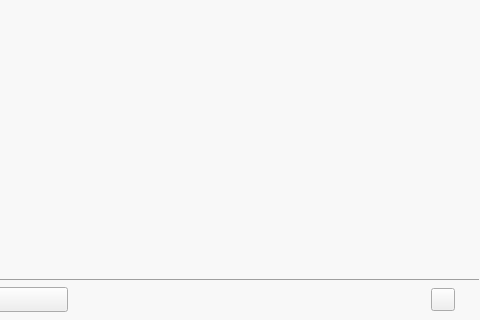
First picture: the form in TTKModule/TTKWidget/downloadUiKits/downloadapplication.ui, repository Greedysky/TTKDownloader, before the edit; both pictures show x 370 to 850 and y 230 to 550 of the 850 by 550 pixel window.
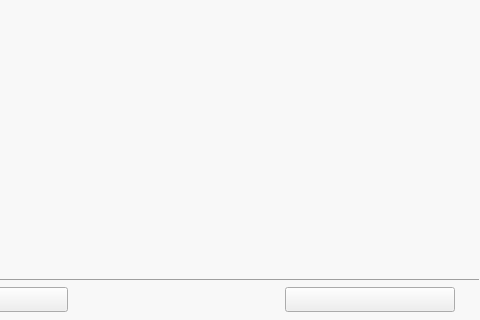
Second picture: the form after the edit. Custom widgets are drawn as their Qt base class.

Commit message: Add download label widget[201322]

```diff
--- a/TTKModule/TTKWidget/downloadUiKits/downloadapplication.ui
+++ b/TTKModule/TTKWidget/downloadUiKits/downloadapplication.ui
@@ -621,7 +621,19 @@
              </spacer>
             </item>
             <item>
-             <widget class="QToolButton" name="toolButton_16">
+             <widget class="DownloadSpeedToolLabelButton" name="downloadSpeedButton">
+              <property name="minimumSize">
+               <size>
+                <width>170</width>
+                <height>25</height>
+               </size>
+              </property>
+              <property name="maximumSize">
+               <size>
+                <width>170</width>
+                <height>25</height>
+               </size>
+              </property>
               <property name="text">
                <string/>
               </property>
@@ -720,6 +732,11 @@
    <header>downloadfunctionlistwidget.h</header>
    <container>1</container>
   </customwidget>
+  <customwidget>
+   <class>DownloadSpeedToolLabelButton</class>
+   <extends>QToolButton</extends>
+   <header>downloadtoollabelbutton.h</header>
+  </customwidget>
  </customwidgets>
  <resources/>
  <connections/>
```
The commit also changes 6 other files.
